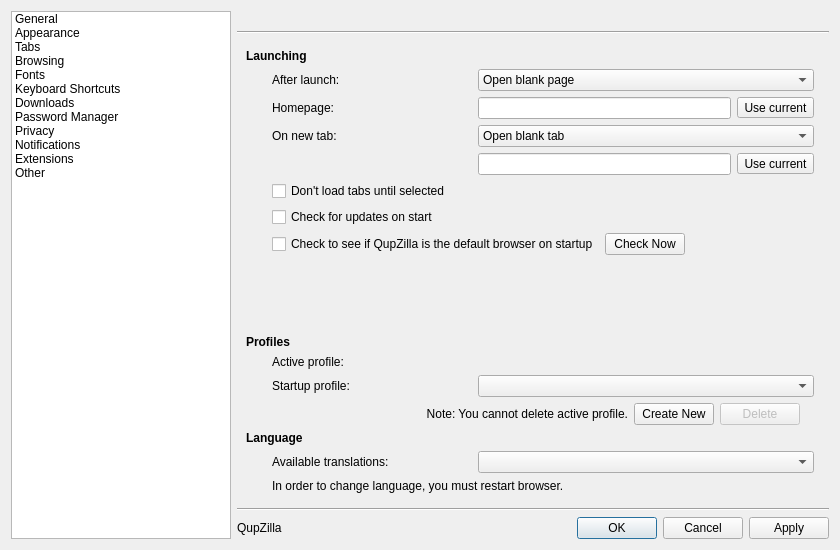
Before: the Qt Designer form src/lib/preferences/preferences.ui in QupZilla/qupzilla, drawn with Qt 5.
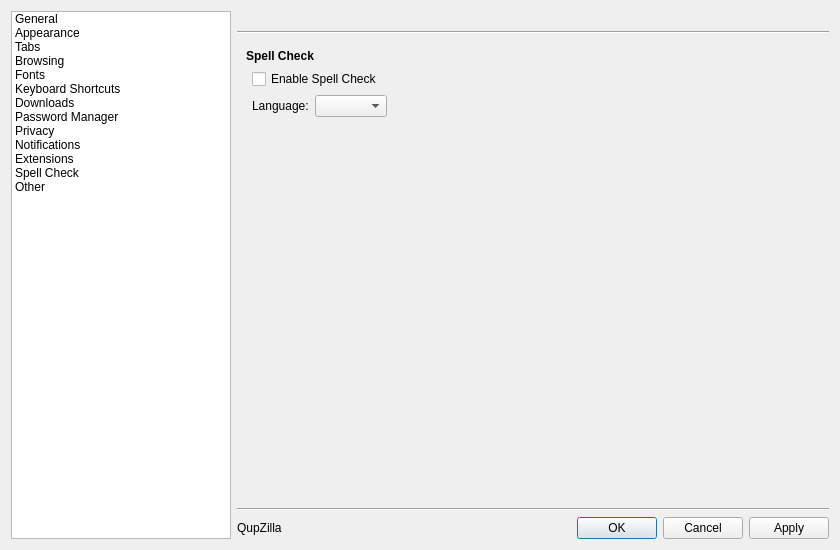
After: the same form once the commit is applied. The open tabs and pages were chosen to show the change. Custom widgets are drawn as their Qt base class.

Commit message:
Add Spell Check config to Preferences
Spell checking now works with QtWebEngine >= 5.8

```diff
--- a/src/lib/preferences/preferences.ui
+++ b/src/lib/preferences/preferences.ui
@@ -110,6 +110,11 @@
        <string>Extensions</string>
       </property>
      </item>
+     <item>
+      <property name="text">
+       <string>Spell Check</string>
+      </property>
+     </item>
      <item>
       <property name="text">
        <string>Other</string>
@@ -2275,6 +2280,66 @@
            </item>
           </layout>
          </widget>
+         <widget class="QWidget" name="spellcheckPage">
+          <layout class="QGridLayout" name="gridLayout_20">
+           <item row="2" column="3">
+            <spacer name="horizontalSpacer_16">
+             <property name="orientation">
+              <enum>Qt::Horizontal</enum>
+             </property>
+             <property name="sizeHint" stdset="0">
+              <size>
+               <width>40</width>
+               <height>20</height>
+              </size>
+             </property>
+            </spacer>
+           </item>
+           <item row="2" column="1">
+            <widget class="QLabel" name="label_7">
+             <property name="sizePolicy">
+              <sizepolicy hsizetype="Maximum" vsizetype="Preferred">
+               <horstretch>0</horstretch>
+               <verstretch>0</verstretch>
+              </sizepolicy>
+             </property>
+             <property name="text">
+              <string>Language:</string>
+             </property>
+            </widget>
+           </item>
+           <item row="2" column="2">
+            <widget class="QComboBox" name="spellcheckLanguage"/>
+           </item>
+           <item row="3" column="1">
+            <spacer name="verticalSpacer_17">
+             <property name="orientation">
+              <enum>Qt::Vertical</enum>
+             </property>
+             <property name="sizeHint" stdset="0">
+              <size>
+               <width>20</width>
+               <height>40</height>
+              </size>
+             </property>
+            </spacer>
+           </item>
+           <item row="0" column="0" colspan="4">
+            <widget class="QLabel" name="label_10">
+             <property name="text">
+              <string>&lt;b&gt;Spell Check&lt;/b&gt;</string>
+             </property>
+            </widget>
+           </item>
+           <item row="1" column="1" colspan="2">
+            <widget class="QCheckBox" name="spellcheckEnabled">
+             <property name="text">
+              <string>Enable Spell Check</string>
+             </property>
+            </widget>
+           </item>
+          </layout>
+         </widget>
          <widget class="QWidget" name="otherPage">
           <layout class="QGridLayout" name="gridLayout_13">
            <item row="9" column="0" colspan="4">
```
The commit also changes 4 other files.
